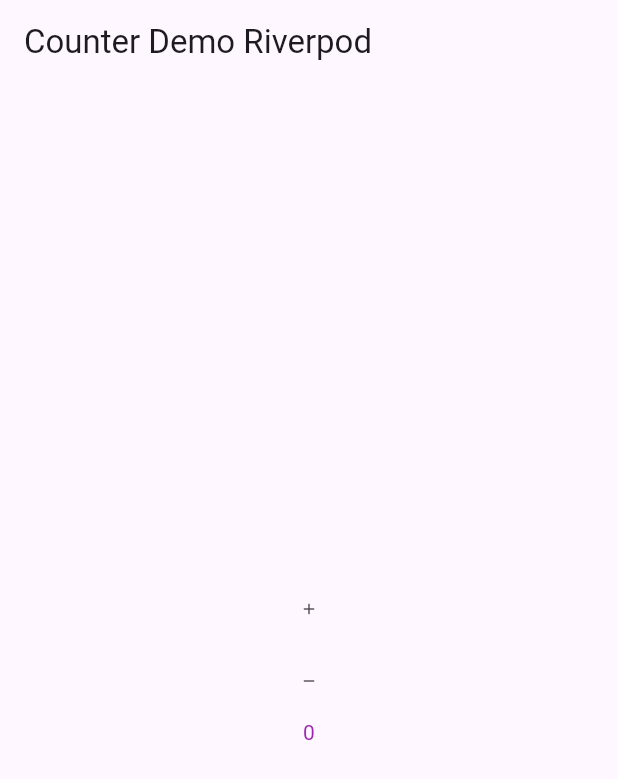
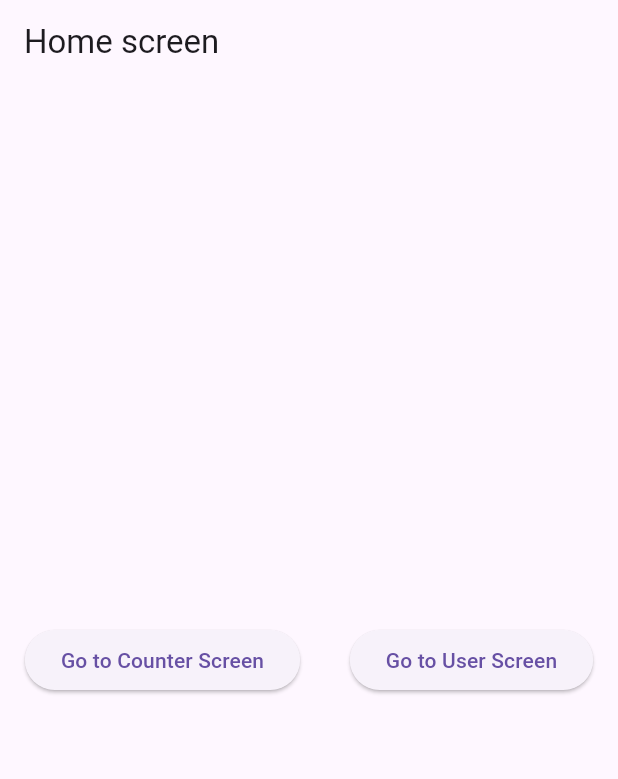
Before and after one commit to redaktorscha/flutter_test_provider, a Flutter app: the screen it shows after launch, on a phone screen of 412 x 824 dp. Shown: the top 779 px of the screen. Run offline on Flutter 3.47's test engine with Material 3 defaults, Android fonts, the phone set to English and light mode, and no system bars; our stand-ins replace flutter_riverpod.

Commit message:
add routing, models, screens

```diff
--- a/lib/main.dart
+++ b/lib/main.dart
@@ -1,101 +1,27 @@
 import 'package:flutter/material.dart';
 import 'package:flutter_riverpod/flutter_riverpod.dart';
+import './screens/home.dart';
+import './models/user_model.dart';
 
-void main() {
+void main() async {
+
   // Добавление ProviderScope позволяет использовать Riverpod для всего проекта
   runApp(const ProviderScope(child: App()));
+
+  // как доступиться к стейту вне дерева виджетов
+  // final container = ProviderContainer();
+  // await container.read(userProvider.notifier).fetchUser();
+  // runApp(UncontrolledProviderScope(container: container, child: const App()));
 }
-
-class CounterModel extends StateNotifier<int> {
-  CounterModel() : super(0);
-
-  void increment() {
-    state += 1;
-  }
-
-  void decrement() {
-    state -= 1;
-  }
-}
-
-final countProvider =
-    StateNotifierProvider<CounterModel, int>((ref) => CounterModel());
 
 class App extends StatelessWidget {
   const App({super.key});
 
   @override
   Widget build(BuildContext context) {
-    return MaterialApp(
-      home: Scaffold(
-        appBar: AppBar(
-          title: const Text('Counter Demo Riverpod'),
-        ),
-        body: const Center(
-          child: Column(
-            mainAxisAlignment: MainAxisAlignment.center,
-            children: <Widget>[
-              IncrementButton(),
-              DecrementButton(),
-              CounterView(),
-            ],
-          ),
-        ),
-      ),
+    return const MaterialApp(
+      title: 'Provider demo',
+      home: HomeScreen(),
     );
   }
 }
-
-class CounterView extends StatelessWidget {
-  const CounterView({super.key});
-
-  @override
-  Widget build(BuildContext context) {
-    return Consumer(
-      builder: (context, ref, child) {
-        final count = ref.watch(countProvider);
-        print(count);
-
-        return Text(
-          '$count',
-          style: const TextStyle(color: Colors.purple),
-        );
-      },
-    );
-  }
-}
-
-class IncrementButton extends ConsumerWidget {
-  const IncrementButton({super.key});
-
-  @override
-  Widget build(BuildContext context, WidgetRef ref) {
-    // В этом случае нет необходимости прослушивать изменения
-    final counter = ref.read(countProvider.notifier);
-
-    return IconButton(
-      icon: const Icon(Icons.add, size: 12),
-      onPressed: () {
-        counter.increment();
-      },
-    );
-  }
-}
-
-class DecrementButton extends ConsumerWidget {
-  const DecrementButton({super.key});
-
-  @override
-  Widget build(BuildContext context, WidgetRef ref) {
-    // В этом случае нет необходимости прослушивать изменения
-    final counter = ref.read(countProvider.notifier);
-
-    return IconButton(
-      icon: const Icon(Icons.remove, size: 12),
-      onPressed: () {
-        // Это вызовет изменение состояния, в результате чего прослушивающие виджеты будут перестроены
-        counter.decrement();
-      },
-    );
-  }
-}
--- /dev/null
+++ b/lib/models/user_model.dart
@@ -0,0 +1,18 @@
+import 'package:flutter_riverpod/flutter_riverpod.dart';
+
+class User {
+  final String name;
+  User(this.name);
+}
+
+class UserModel extends StateNotifier<User> {
+  UserModel() : super(User(''));
+
+  Future<void> fetchUser() async {
+    await Future.delayed(const Duration(seconds: 1));
+    state = User('Masha');
+  }
+}
+
+final userProvider =
+    StateNotifierProvider<UserModel, User>((ref) => UserModel());
--- /dev/null
+++ b/lib/screens/home.dart
@@ -0,0 +1,30 @@
+import 'package:flutter/material.dart';
+import 'counter.dart';
+import 'user.dart';
+
+class HomeScreen extends StatelessWidget {
+  const HomeScreen({super.key});
+  @override
+  Widget build(BuildContext context) {
+    return Scaffold(
+        appBar: AppBar(
+          title: const Text('Home screen'),
+        ),
+        body: Center(
+            child: Row(
+          mainAxisAlignment: MainAxisAlignment.spaceAround,
+          children: <Widget>[
+            ElevatedButton(
+                onPressed: () {
+                  Navigator.push(context,
+                      MaterialPageRoute(builder: (context) => const CounterScreen()));
+                },
+                child: const Text('Go to Counter Screen')),
+            ElevatedButton(onPressed: () {
+               Navigator.push(context,
+                      MaterialPageRoute(builder: (context) => const UserScreen()));
+            }, child: const Text('Go to User Screen')),
+          ],
+        )));
+  }
+}
```
Also changed, not shown: lib/models/counter_model.dart (added, +16 -0 lines), lib/screens/counter.dart (added, +85 -0 lines), lib/screens/user.dart (added, +38 -0 lines).
